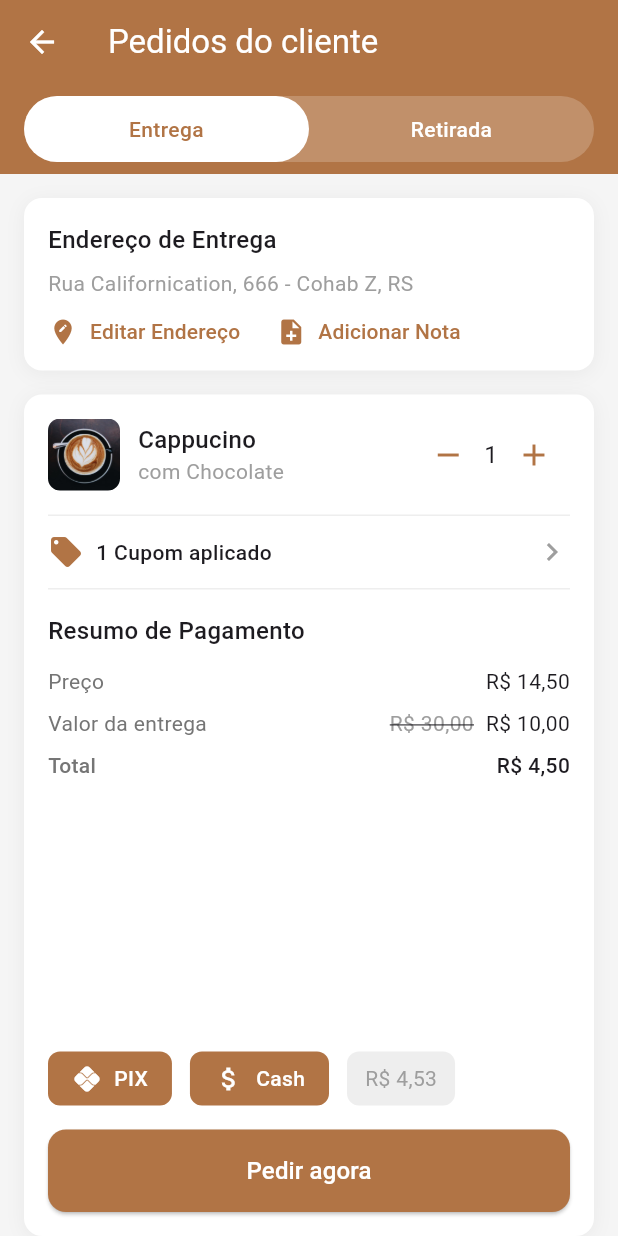
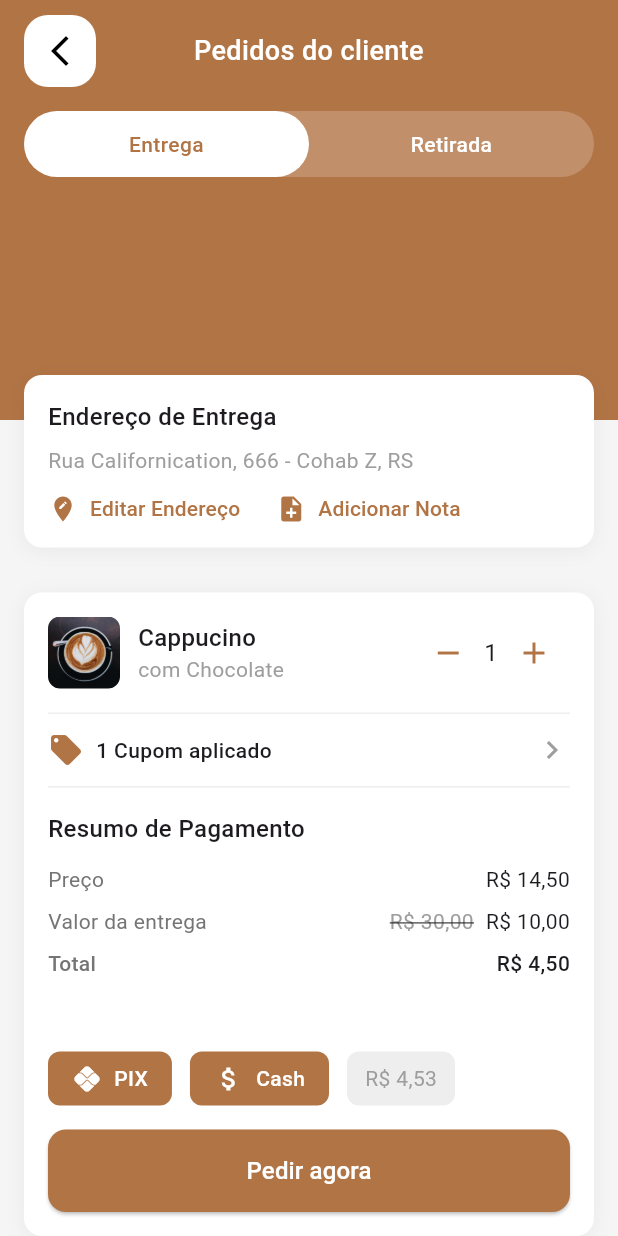
Before and after one commit to mmkocak/quero-cafe, a Flutter app: the CartScreen screen opened directly, on a phone screen of 412 x 824 dp. Run offline on Flutter 3.47's test engine with Material 3 defaults, Android fonts, the phone set to English and light mode, and no system bars; our stand-ins replace equatable, firebase_auth, firebase_core, flutter_bloc, flutter_dotenv, flutter_map and 2 more; accounts and stored records are empty.

Commit message:
header düzenlendi

```diff
--- a/lib/view/screens/cart_screen.dart
+++ b/lib/view/screens/cart_screen.dart
@@ -1,5 +1,6 @@
 import 'package:flutter/material.dart';
 import 'package:flutter_bloc/flutter_bloc.dart';
+import 'package:quero_cafe/core/cubit/navigation/navigation_cubit.dart';
 
 class CartScreen extends StatefulWidget {
   const CartScreen({super.key});
@@ -16,26 +17,49 @@ class _CartScreenState extends State<CartScreen> {
   Widget build(BuildContext context) {
     return Scaffold(
       backgroundColor: Colors.grey[100],
-      appBar: AppBar(
-        backgroundColor: const Color(0xFFB17445),
-        elevation: 0,
-        leading: IconButton(
-          icon: const Icon(Icons.arrow_back, color: Colors.white),
-          onPressed: () => Navigator.pop(context),
-        ),
-        title: const Text(
-          'Pedidos do cliente',
-          style: TextStyle(color: Colors.white),
-        ),
-      ),
       body: Column(
         children: [
           Container(
+            height: MediaQuery.of(context).padding.top + 280,
             color: const Color(0xFFB17445),
-            padding: const EdgeInsets.symmetric(horizontal: 16, vertical: 8),
+            child: Column(
+              children: [
+                SizedBox(height: MediaQuery.of(context).padding.top + 10),
+                Padding(
+                  padding: const EdgeInsets.symmetric(horizontal: 16),
+                  child: Row(
+                    children: [
+                      Container(
+                        decoration: BoxDecoration(
+                          color: Colors.white,
+                          borderRadius: BorderRadius.circular(16),
+                        ),
+                        child: IconButton(
+                          icon: const Icon(Icons.arrow_back_ios_new, color: Colors.black),
+                          onPressed: () => context.read<NavigationCubit>().changeIndex(0),
+                        ),
+                      ),
+                      const Expanded(
+                        child: Text(
+                          'Pedidos do cliente',
+                          textAlign: TextAlign.center,
+                          style: TextStyle(
+                            color: Colors.white,
+                            fontSize: 18,
+                            fontWeight: FontWeight.w500,
+                          ),
+                        ),
+                      ),
+                      const SizedBox(width: 48),
+                    ],
+                  ),
+                ),
+                const SizedBox(height: 16),
+                Padding(
+                  padding: const EdgeInsets.symmetric(horizontal: 16),
                   child: Container(
                     decoration: BoxDecoration(
-                color: Colors.white.withOpacity(0.2),
+                      color: Colors.white.withAlpha(51),
                       borderRadius: BorderRadius.circular(25),
                     ),
                     child: Row(
@@ -84,8 +108,13 @@ class _CartScreenState extends State<CartScreen> {
                     ),
                   ),
                 ),
-          Container(
-            margin: const EdgeInsets.all(16),
+              ],
+            ),
+          ),
+          Transform.translate(
+            offset: const Offset(0, -30),
+            child: Container(
+              margin: const EdgeInsets.symmetric(horizontal: 16),
               padding: const EdgeInsets.all(16),
               decoration: BoxDecoration(
                 color: Colors.white,
@@ -163,6 +192,7 @@ class _CartScreenState extends State<CartScreen> {
                     ],
                   ),
                 ],
+              ),
             ),
           ),
           Expanded(
```
Lines whose indentation alone changed are shown as unchanged.
